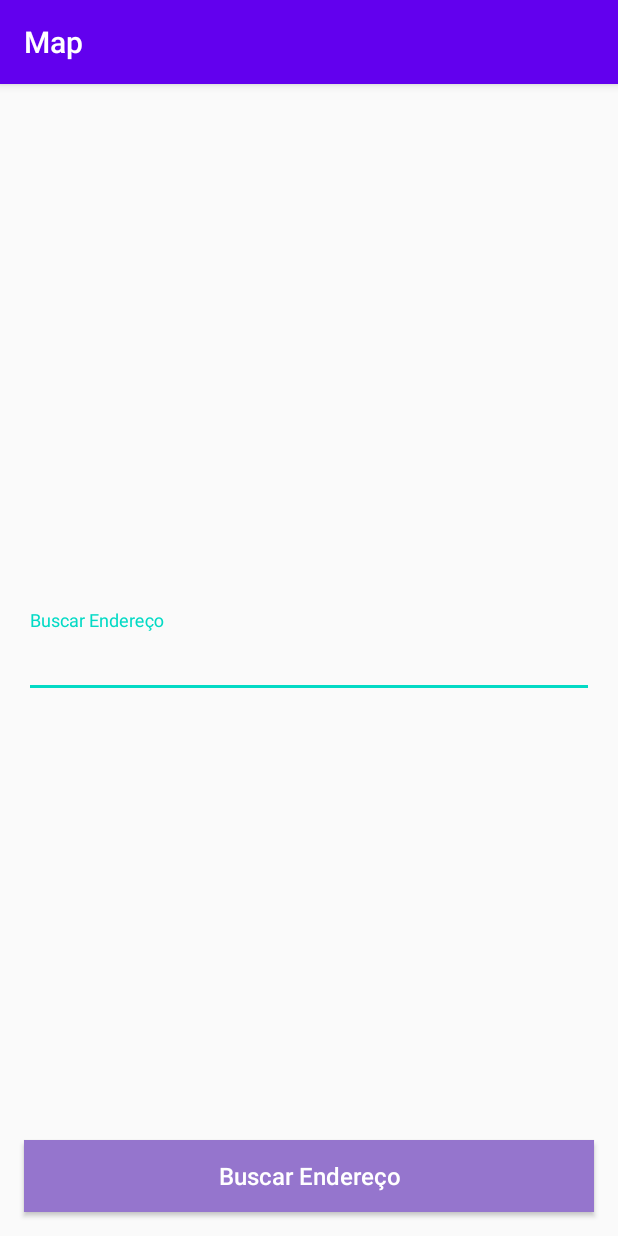
After one commit to rafaelmfer/DHAulasExercicios, an Android app: the ActGoogleMaps screen opened directly, with no data from a screen before it, on a phone screen of 412 x 824 dp. The commit adds this screen. Run offline under Robolectric (Android 15) with nearby library versions, the phone set to English and light mode, and no system bars; our stand-ins replace CircleImageView.

Commit message:
Activity to open Google Maps

```diff
--- a/app/src/main/java/androidstudio/ActivityManager.kt
+++ b/app/src/main/java/androidstudio/ActivityManager.kt
@@ -23,6 +23,7 @@ import androidstudio.class27.kotlin.ui.ActClass27StudentsList
 import androidstudio.class29.java.ActivityViewPagerTabLayout
 import androidstudio.class29.kotlin.ActViewPagerTabLayout
 import androidstudio.class38mvvm.kotlin.ActArchitecture
+import androidstudio.googlemaps.kotlin.ActGoogleMaps
 import androidx.appcompat.app.AppCompatActivity
 import androidx.recyclerview.widget.LinearLayoutManager
 import androidx.recyclerview.widget.RecyclerView
@@ -82,6 +83,10 @@ class ActivityManager : AppCompatActivity() {
         ClassExercises(
             title = "AULA 38 - MVVM",
             kotlinActivity = ActArchitecture::class
+        ),
+        ClassExercises(
+            title = "Google Maps",
+            kotlinActivity = ActGoogleMaps::class
         )
     )
 
--- /dev/null
+++ b/app/src/main/java/androidstudio/googlemaps/kotlin/ActGoogleMaps.kt
@@ -0,0 +1,21 @@
+package androidstudio.googlemaps.kotlin
+
+import com.my_utils.baseviews.ActBind
+import com.my_utils.extensions.editTextIsNotEmpty
+import com.my_utils.extensions.openGoogleMaps
+import com.my_utils.extensions.string
+import com.rafaelmfer.codeclasses.databinding.ActivityGoogleMapsBinding
+
+class ActGoogleMaps : ActBind<ActivityGoogleMapsBinding>() {
+
+    override val bindClass by lazy { ActivityGoogleMapsBinding::class.java }
+
+    override fun ActivityGoogleMapsBinding.onBoundView() {
+
+        goSearch.setOnClickListener {
+            if (editTextIsNotEmpty(addressInput)) {
+                openGoogleMaps(addressInput.string)
+            }
+        }
+    }
+}
--- /dev/null
+++ b/app/src/main/res/layout/activity_google_maps.xml
@@ -0,0 +1,49 @@
+<?xml version="1.0" encoding="utf-8"?>
+<androidx.constraintlayout.widget.ConstraintLayout xmlns:android="http://schemas.android.com/apk/res/android"
+    xmlns:app="http://schemas.android.com/apk/res-auto"
+    android:layout_width="match_parent"
+    android:layout_height="match_parent">
+
+    <com.google.android.material.textfield.TextInputLayout
+        android:id="@+id/til_address"
+        android:layout_width="match_parent"
+        android:layout_height="wrap_content"
+        android:layout_marginStart="@dimen/margin_16"
+        android:layout_marginEnd="@dimen/margin_16"
+        android:layout_marginBottom="@dimen/margin_8"
+        android:hint="@string/search_address"
+        app:layout_constraintBottom_toBottomOf="parent"
+        app:layout_constraintEnd_toEndOf="parent"
+        app:layout_constraintStart_toStartOf="parent"
+        app:layout_constraintTop_toTopOf="parent">
+
+        <com.google.android.material.textfield.TextInputEditText
+            android:id="@+id/address_input"
+            android:layout_width="match_parent"
+            android:layout_height="wrap_content"
+            android:imeOptions="actionGo"
+            android:inputType="textEmailAddress"
+            android:maxLines="1"
+            android:textSize="@dimen/font_20"
+            android:selectAllOnFocus="true"
+            android:singleLine="true" />
+    </com.google.android.material.textfield.TextInputLayout>
+
+    <Button
+        android:id="@+id/go_search"
+        android:layout_width="0dp"
+        android:layout_height="wrap_content"
+        android:layout_marginStart="@dimen/margin_16"
+        android:layout_marginEnd="@dimen/margin_16"
+        android:layout_marginBottom="@dimen/margin_16"
+        android:background="@color/deep_purple_300"
+        android:text="@string/search_address"
+        android:textColor="@color/white"
+        android:textAllCaps="false"
+        android:textSize="@dimen/font_16"
+        app:layout_constraintBottom_toBottomOf="parent"
+        app:layout_constraintEnd_toEndOf="parent"
+        app:layout_constraintStart_toStartOf="parent"
+        app:layout_constraintTop_toBottomOf="@id/til_address"
+        app:layout_constraintVertical_bias="1" />
+</androidx.constraintlayout.widget.ConstraintLayout>
--- a/app/src/main/res/values/strings.xml
+++ b/app/src/main/res/values/strings.xml
@@ -56,5 +56,7 @@
     <string name="even_or_odd">Par ou Impar?</string>
     <string name="is_even">Este número é PAR</string>
     <string name="is_odd">Este número é ÍMPAR</string>
+    <string name="title_activity_maps">Map</string>
+    <string name="search_address">Buscar Endereço</string>
 
 </resources>
--- a/build.gradle
+++ b/build.gradle
@@ -10,6 +10,7 @@ buildscript {
     dependencies {
         classpath 'com.android.tools.build:gradle:4.0.0'
         classpath "org.jetbrains.kotlin:kotlin-gradle-plugin:$kotlin_version"
+        classpath 'com.google.gms:google-services:4.3.3'
 
         // NOTE: Do not place your application dependencies here; they belong
         // in the individual module build.gradle files
```
Also changed, not shown: app/build.gradle (+6 -1 lines), app/src/debug/res/values/google_maps_api.xml (added, +24 -0 lines), app/src/main/AndroidManifest.xml (+12 -0 lines), app/src/main/java/androidstudio/orderby/kotlin/OrderBy.kt (added, +26 -0 lines), my_utils/src/main/java/com/my_utils/extensions/ExtContext.kt (+8 -0 lines), 1 other file.
